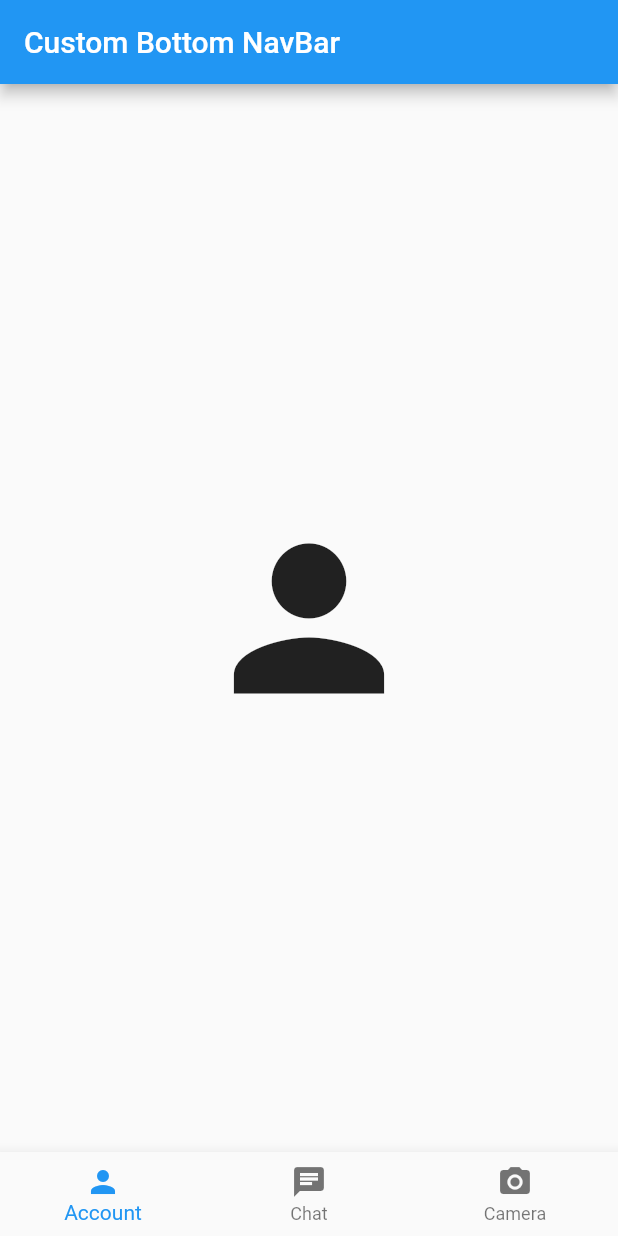
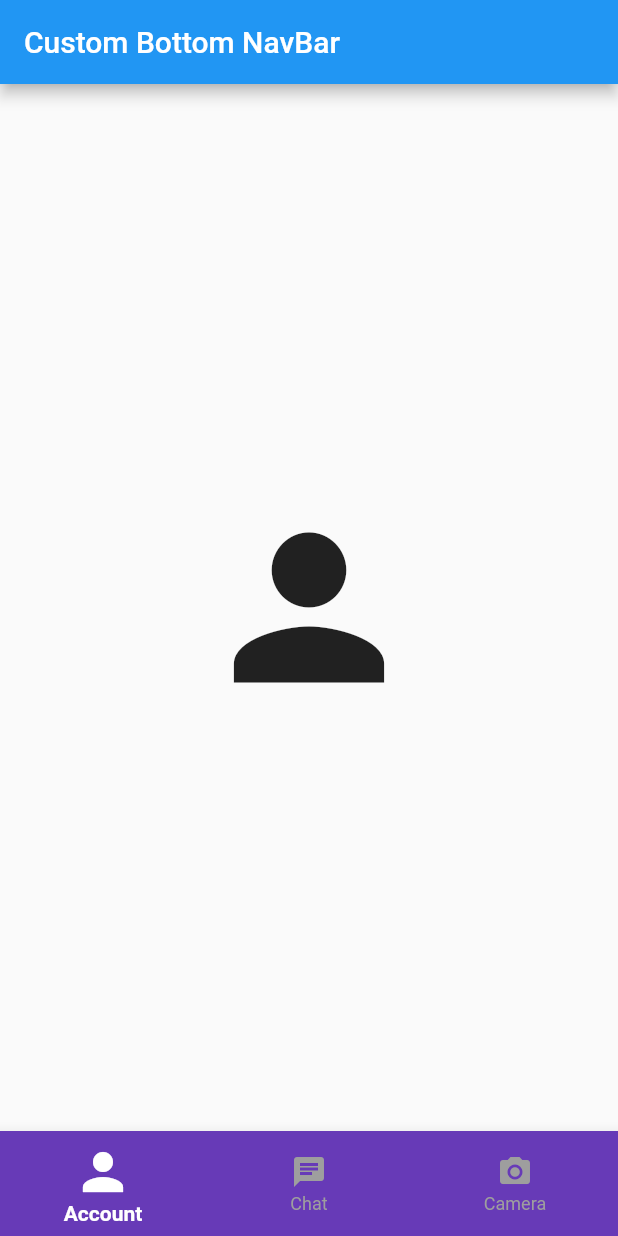
Before and after one commit to dhonstudio/flutter_navigation, a Flutter app: the screen it shows after launch, on a phone screen of 412 x 824 dp. Run offline on Flutter 3.47's test engine with Material 2 defaults, Android fonts, the phone set to English and light mode, and no system bars.

Commit message:
Styling Button

```diff
--- a/lib/bottomnavbar.dart
+++ b/lib/bottomnavbar.dart
@@ -43,6 +43,13 @@ class _BottomNavBarState extends State<BottomNavBar> {
         ),
       ),
       bottomNavigationBar: BottomNavigationBar(
+        backgroundColor: Colors.deepPurple,
+        selectedItemColor: Colors.white,
+        unselectedItemColor: Colors.grey,
+        mouseCursor: SystemMouseCursors.grab,
+        selectedIconTheme: IconThemeData(color: Colors.white, size: 40.0),
+        selectedLabelStyle: TextStyle(fontWeight: FontWeight.bold),
+        // type: BottomNavigationBarType.shifting,
         items: <BottomNavigationBarItem>[
           BottomNavigationBarItem(icon: Icon(Icons.person), label: 'Account'),
           BottomNavigationBarItem(icon: Icon(Icons.chat), label: 'Chat'),
```
